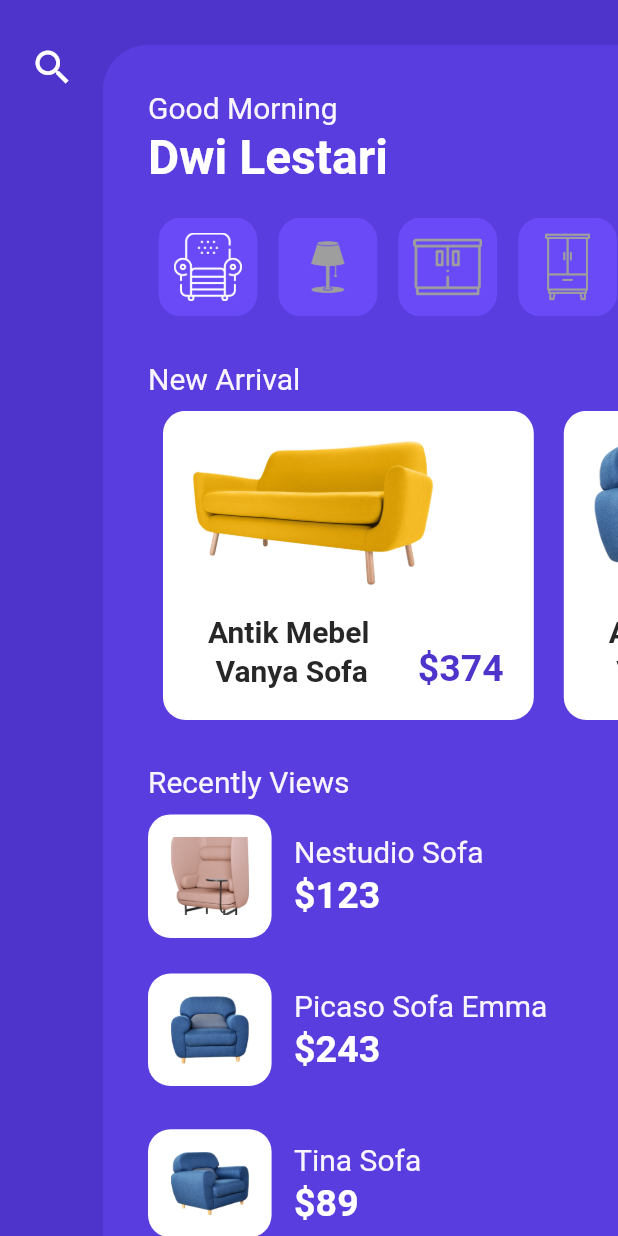
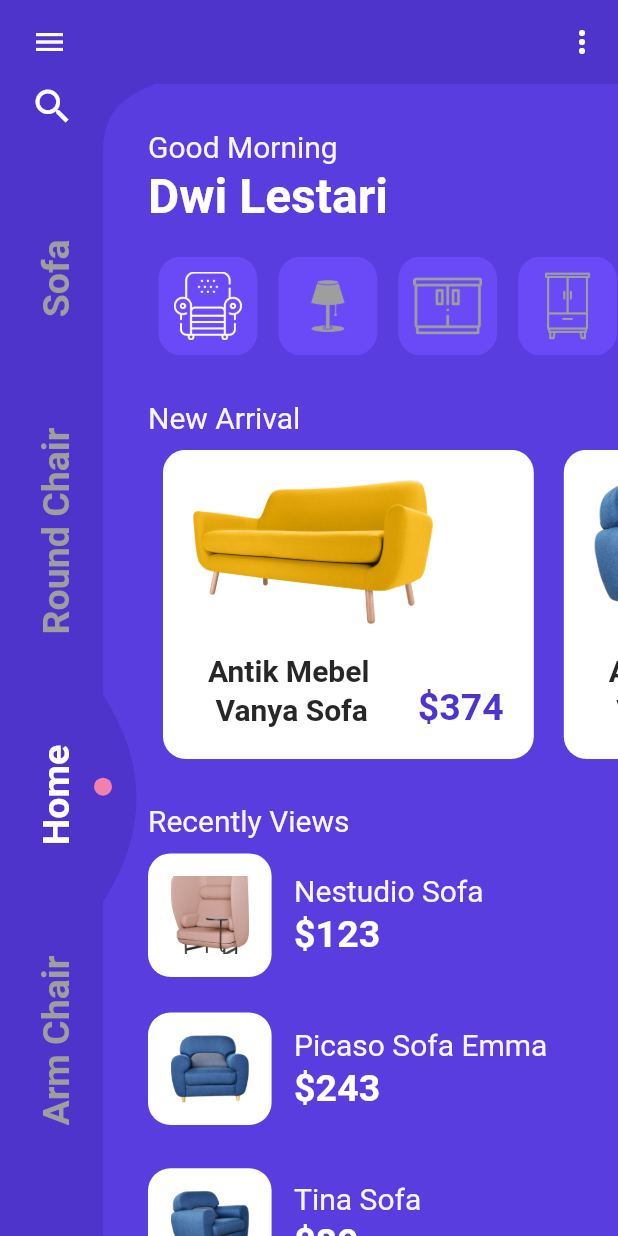
Before and after one commit to abdulmominsakib/eCommerceFurnitureShop, a Flutter app: the screen it shows after launch, on a phone screen of 412 x 824 dp. Run offline on Flutter 3.47's test engine with Material 2 defaults, Android fonts, the phone set to English and light mode, and no system bars; our stand-ins replace google_fonts; Roboto replaces fonts that are missing (Mukta).

Commit message:
Added Side Menu & Updated Readme

```diff
--- a/lib/homeScreen.dart
+++ b/lib/homeScreen.dart
@@ -7,10 +7,28 @@ class HomeScreen extends StatelessWidget {
     var mediaQuery = MediaQuery.of(context).size;
 
     return Scaffold(
+      appBar: AppBar(
+        elevation: 0,
+        backgroundColor: primaryColor,
+        leading: Container(
+          margin: EdgeInsets.only(left: 10),
+          child: IconButton(
+            icon: Icon(Icons.menu),
+            onPressed: () {},
+          ),
+        ),
+        actions: [
+          IconButton(
+              icon: Icon(
+                Icons.more_vert,
+                color: Colors.white,
+              ),
+              onPressed: null)
+        ],
+      ),
       body: SafeArea(
         bottom: false,
         child: Container(
-          margin: EdgeInsets.only(top: 30),
           child: Row(
             children: [
               /* <----------- Side Menu ------------> */
@@ -29,6 +47,45 @@ class HomeScreen extends StatelessWidget {
                           size: 30,
                         ),
                       ),
+                      Expanded(
+                        child: Column(
+                          mainAxisAlignment: MainAxisAlignment.spaceEvenly,
+                          children: [
+                            RotatedBox(
+                              quarterTurns: 3,
+                              child: Text(
+                                'Sofa',
+                                style: h2.copyWith(color: Colors.grey),
+                                textDirection: TextDirection.ltr,
+                              ),
+                            ),
+                            RotatedBox(
+                              quarterTurns: 3,
+                              child: Text(
+                                'Round Chair',
+                                style: h2.copyWith(color: Colors.grey),
+                                textDirection: TextDirection.ltr,
+                              ),
+                            ),
+                            RotatedBox(
+                              quarterTurns: 3,
+                              child: Text(
+                                'Home',
+                                style: h2,
+                                textDirection: TextDirection.ltr,
+                              ),
+                            ),
+                            RotatedBox(
+                              quarterTurns: 3,
+                              child: Text(
+                                'Arm Chair',
+                                style: h2.copyWith(color: Colors.grey),
+                                textDirection: TextDirection.ltr,
+                              ),
+                            ),
+                          ],
+                        ),
+                      ),
                     ],
                   ),
                 ),
@@ -36,10 +93,13 @@ class HomeScreen extends StatelessWidget {
               /* <----------- Home Screen ------------> */
               Expanded(
                 flex: 5,
+                child: CustomPaint(
+                  painter: RPSCustomPainter(),
+                  size: mediaQuery,
                   child: Container(
                     padding: EdgeInsets.only(left: 30, top: 30),
                     decoration: BoxDecoration(
-                    color: secondaryColor,
+                      // color: secondaryColor,
                       borderRadius: BorderRadius.only(
                         topLeft: Radius.circular(30),
                       ),
@@ -142,6 +202,7 @@ class HomeScreen extends StatelessWidget {
                     ),
                   ),
                 ),
+              ),
             ],
           ),
         ),
@@ -150,6 +211,57 @@ class HomeScreen extends StatelessWidget {
   }
 }
 
+/* <----------- Custom Paint For The Container ------------> */
+class RPSCustomPainter extends CustomPainter {
+  /* <----------------------->
+      You can animate the path programitcally. The height of the curve will be marked down here. I am putting static value because this is just a UI build,
+      if you want to use it in your projects then you can add values to this
+   <-----------------------> */
+
+  @override
+  void paint(Canvas canvas, Size size) {
+    /* <----------- Container ------------> */
+    Paint paint_0 = new Paint()
+      ..color = secondaryColor
+      ..style = PaintingStyle.fill;
+
+    Path path_0 = Path();
+    path_0.moveTo(0, size.height);
+    // The starting height of the curve from the bottom
+    path_0.lineTo(0, size.height * 0.71);
+    // You can just edit this to get your desired results
+    path_0.quadraticBezierTo(
+        size.width * 0.13, size.height * 0.62, 0, size.height * 0.53);
+    path_0.cubicTo(
+        0, size.height * 0.35, 0, size.height * 0.15, 0, size.height * 0.06);
+    path_0.cubicTo(size.width * -0.00, size.height * 0.02, size.width * 0.05,
+        size.height * 0.01, size.width * 0.10, 0);
+    path_0.quadraticBezierTo(
+        size.width * 0.33, size.height * 0.00, size.width, 0);
+    path_0.lineTo(size.width, size.height);
+    path_0.lineTo(0, size.height);
+    path_0.close();
+
+    /* <----------- Circle ------------> */
+    Paint paint_1 = new Paint()
+      ..color = thirdColor
+      ..style = PaintingStyle.fill;
+
+    canvas.drawPath(path_0, paint_0);
+    canvas.drawCircle(Offset(0, size.height * 0.61), 6, paint_1);
+  }
+
+  @override
+  bool shouldRepaint(covariant CustomPainter oldDelegate) {
+    return true;
+  }
+}
+
+/* <----------------------->
+    Re usable Widgets
+ <-----------------------> */
+
+/* <----------- Recently View Card ------------> */
 class RecentlyViewCard extends StatelessWidget {
   const RecentlyViewCard({
     Key key,
@@ -202,6 +314,7 @@ class RecentlyViewCard extends StatelessWidget {
   }
 }
 
+/* <----------- For Image and the Text ------------> */
 class ImageCardTile extends StatelessWidget {
   const ImageCardTile({
     Key key,
@@ -263,8 +376,7 @@ class ImageCardTile extends StatelessWidget {
   }
 }
 
-/* <----------- To make code clean ------------> */
-
+/* <----------- Categories ------------> */
 class CategoriesTile extends StatelessWidget {
   const CategoriesTile({
     Key key,
```
Also changed, not shown: docs/furniture-shop-ui.png (added), 1 other file. Lines whose indentation alone changed are shown as unchanged.
